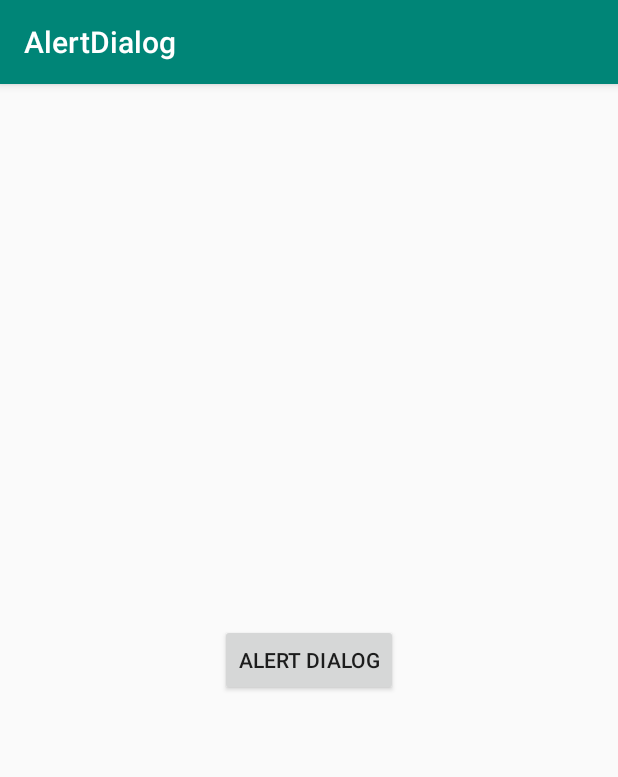
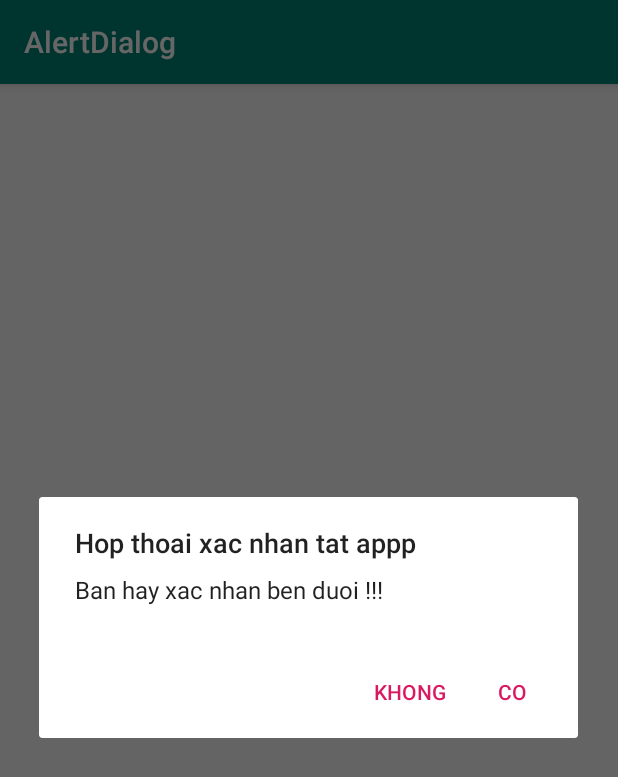
Before and after one commit to lethekhoi/alertdialog, an Android app: the screen it shows after launch (MainActivity), after a tap on "ALERT DIALOG", on a phone screen of 412 x 824 dp. Shown: the top 777 px of the screen. Run offline under Robolectric (Android 15) with nearby library versions, the phone set to English and light mode, and no system bars.

Commit message:
alert dialog

```diff
--- a/app/src/main/java/lethekhoi/ltk/hcmus/alertdialog/MainActivity.java
+++ b/app/src/main/java/lethekhoi/ltk/hcmus/alertdialog/MainActivity.java
@@ -1,7 +1,9 @@
 package lethekhoi.ltk.hcmus.alertdialog;
 
+import androidx.appcompat.app.AlertDialog;
 import androidx.appcompat.app.AppCompatActivity;
 
+import android.content.DialogInterface;
 import android.os.Bundle;
 import android.view.View;
 import android.widget.Button;
@@ -25,7 +27,22 @@ public class MainActivity extends AppCompatActivity {
         mBtnDialog.setOnClickListener(new View.OnClickListener() {
             @Override
             public void onClick(View view) {
-
+                AlertDialog.Builder builder = new AlertDialog.Builder(MainActivity.this);
+                builder.setTitle("Hop thoai xac nhan tat appp")
+                        .setMessage("Ban hay xac nhan ben duoi !!!")
+                        .setPositiveButton("Co", new DialogInterface.OnClickListener() {
+                            @Override
+                            public void onClick(DialogInterface dialogInterface, int i) {
+                                finish();
+                            }
+                        })
+                .setNegativeButton("Khong", new DialogInterface.OnClickListener() {
+                    @Override
+                    public void onClick(DialogInterface dialogInterface, int i) {
+                        dialogInterface.cancel();
+                    }
+                });
+                builder.show();
             }
         });
     }
```
